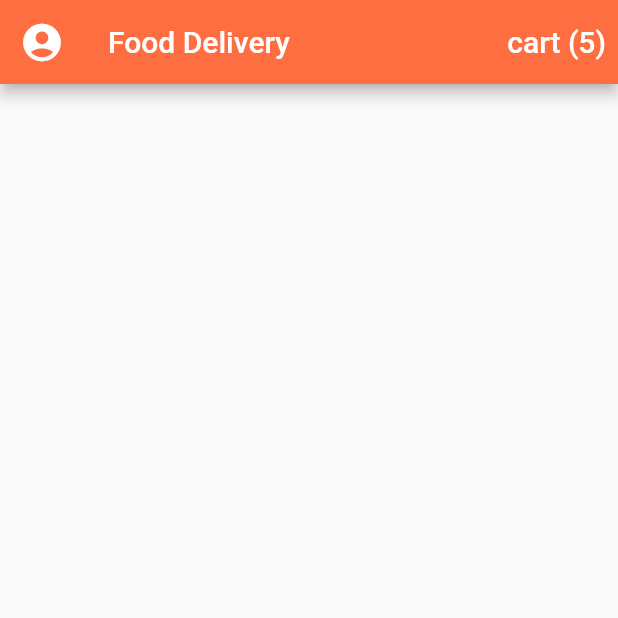
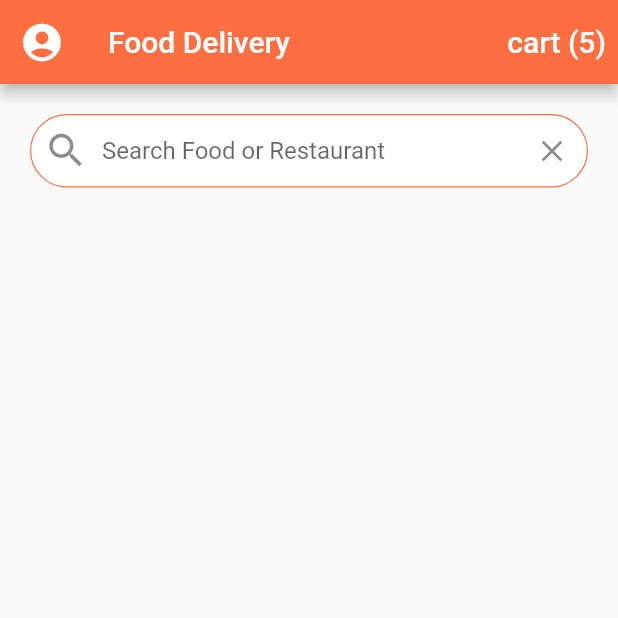
Before and after one commit to alexandrecyano/Food-Delivery-App-UI, a Flutter app: the screen it shows after launch, on a phone screen of 412 x 824 dp, the top half of it. Run offline on Flutter 3.47's test engine with Material 2 defaults, Android fonts, the phone set to English and light mode, and no system bars.

Commit message:
search bar

```diff
--- a/lib/screens/home_screen.dart
+++ b/lib/screens/home_screen.dart
@@ -32,6 +32,36 @@ class _HomeScreenState extends State<HomeScreen> {
           ),
         ],
       ),
+      body: ListView(
+        children: <Widget>[
+          Padding(
+            padding: EdgeInsets.all(20.0),
+            child: TextField(
+                decoration: InputDecoration(
+              contentPadding: EdgeInsets.symmetric(vertical: 15.0),
+              fillColor: Colors.white,
+              filled: true,
+              border: OutlineInputBorder(
+                borderRadius: BorderRadius.circular(30.0),
+                borderSide: BorderSide(width: 0.8),
+              ),
+              enabledBorder: OutlineInputBorder(
+                borderRadius: BorderRadius.circular(30.0),
+                borderSide: BorderSide(
+                  width: 0.8,
+                  color: Theme.of(context).primaryColor,
+                ),
+              ),
+              hintText: 'Search Food or Restaurant',
+              prefixIcon: Icon(Icons.search, size: 30.0),
+              suffixIcon: IconButton(
+                icon: Icon(Icons.clear),
+                onPressed: () {},
+              ),
+            )),
+          ),
+        ],
+      ),
     );
   }
 }
```
